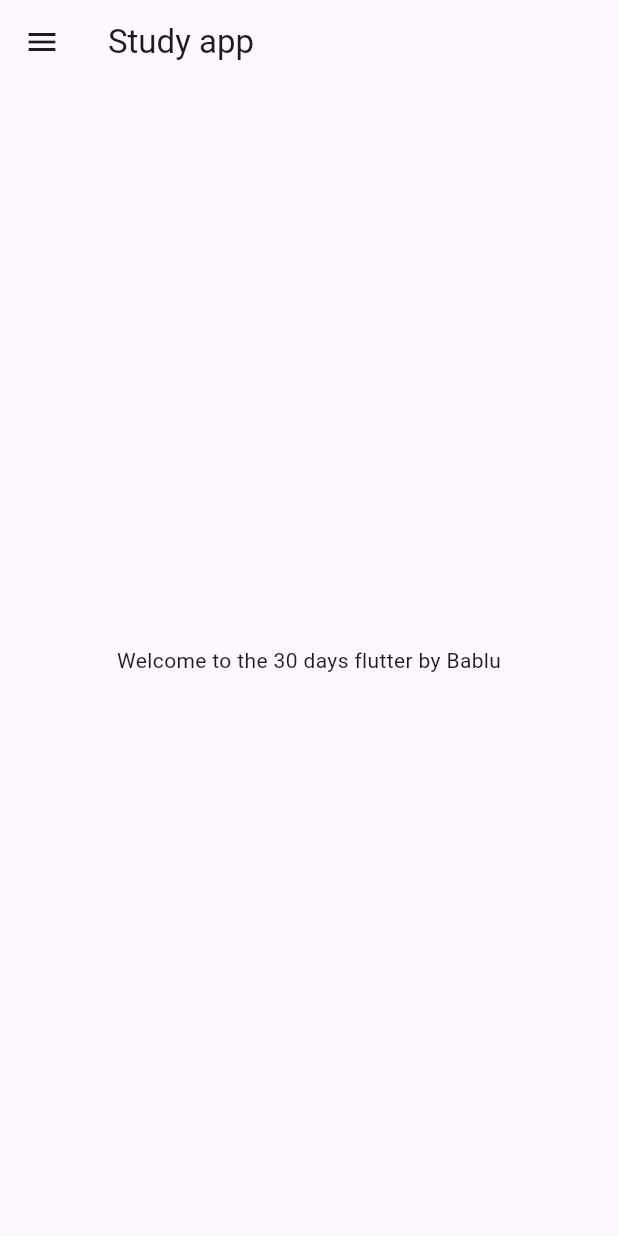
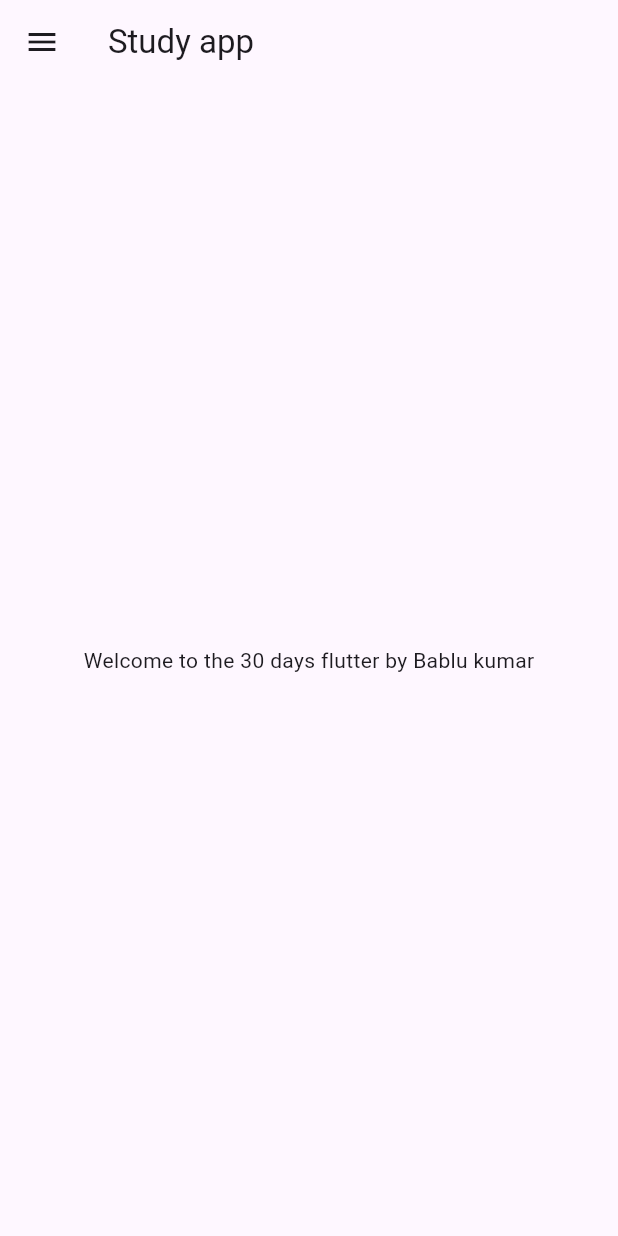
Before and after one commit to Bablu12072001/flutter_app, a Flutter app: the screen it shows after launch, on a phone screen of 412 x 824 dp. Run offline on Flutter 3.47's test engine with Material 3 defaults, Android fonts, the phone set to English and light mode, and no system bars.

```diff
--- a/lib/main.dart
+++ b/lib/main.dart
@@ -1,5 +1,6 @@
 import 'package:flutter/material.dart';
-import 'package:flutter_firstapp/home_page.dart';
+import 'package:flutter_firstapp/pages/home_page.dart';
+import 'package:flutter_firstapp/pages/login_page.dart';
 
 void main() {
   runApp(MyApp());
@@ -11,7 +12,13 @@ class MyApp extends StatelessWidget {
   @override
   Widget build(BuildContext context) {
     return MaterialApp(
-      home: HomePage(),
+      // home: HomePage(),
+      themeMode: ThemeMode.light,
+      theme: ThemeData(primarySwatch: Colors.deepPurple),
+      darkTheme: ThemeData(brightness: Brightness.dark),
+      initialRoute: "/home",
+
+      routes: {"/": (context) => LoginPage(), "/home": (context) => HomePage()},
     );
   }
 }
--- a/lib/home_page.dart
+++ b/lib/pages/home_page.dart
@@ -4,7 +4,7 @@ class HomePage extends StatelessWidget {
   @override
   Widget build(BuildContext context) {
     int days = 30;
-    String name = "Bablu";
+    String name = "Bablu kumar";
     return Scaffold(
       appBar: AppBar(
         title: Text("Study app"),
```
Also changed, not shown: lib/pages/login_page.dart (added, +18 -0 lines).
